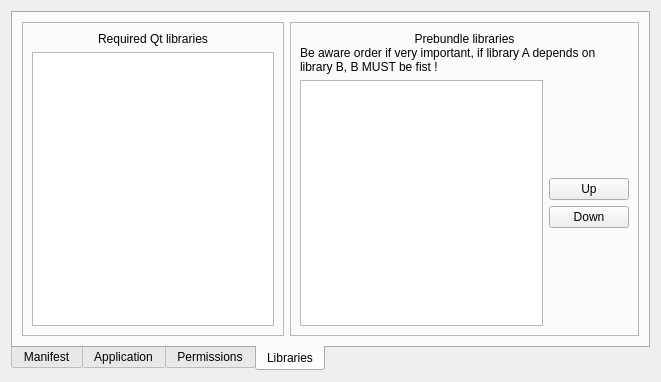
This is src/plugins/qt4projectmanager/qt-android/androidpackagecreationwidget.ui in KDE/android-qt-creator as Qt 5 draws it before an edit. The edited form follows.
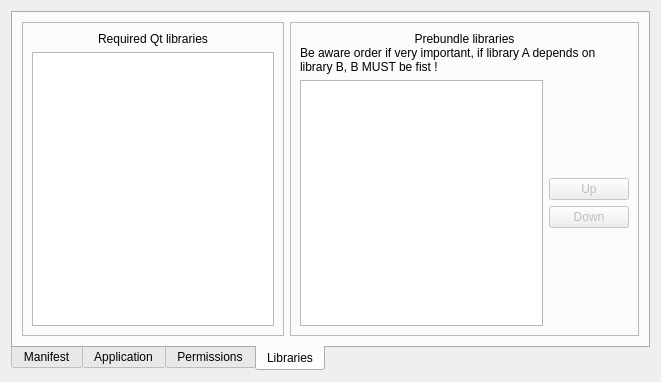
This is the edited form. The open tabs and pages were chosen to show the change.

Diff of the .ui file:
```diff
--- a/src/plugins/qt4projectmanager/qt-android/androidpackagecreationwidget.ui
+++ b/src/plugins/qt4projectmanager/qt-android/androidpackagecreationwidget.ui
@@ -1011,6 +1011,9 @@
             </item>
             <item>
              <widget class="QPushButton" name="upPushButton">
+              <property name="enabled">
+               <bool>false</bool>
+              </property>
               <property name="text">
                <string>Up</string>
               </property>
@@ -1018,6 +1021,9 @@
             </item>
             <item>
              <widget class="QPushButton" name="downPushButton">
+              <property name="enabled">
+               <bool>false</bool>
+              </property>
               <property name="text">
                <string>Down</string>
               </property>
```
Left out of the diff: 15 changed lines with no effect on the pictures.
